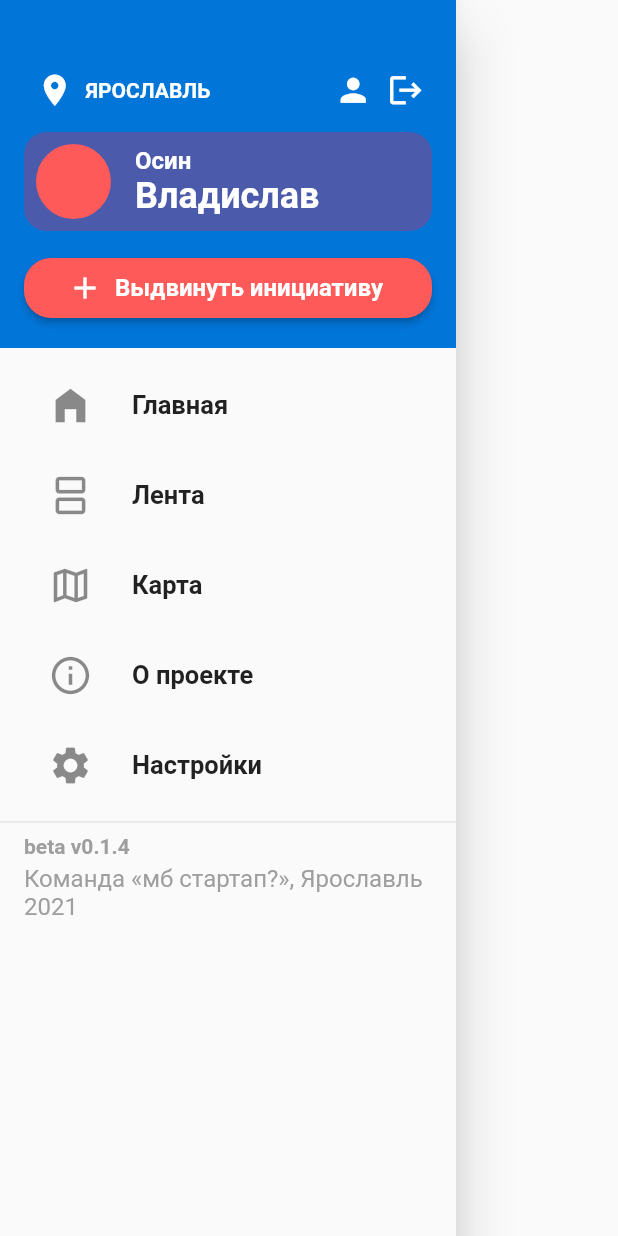
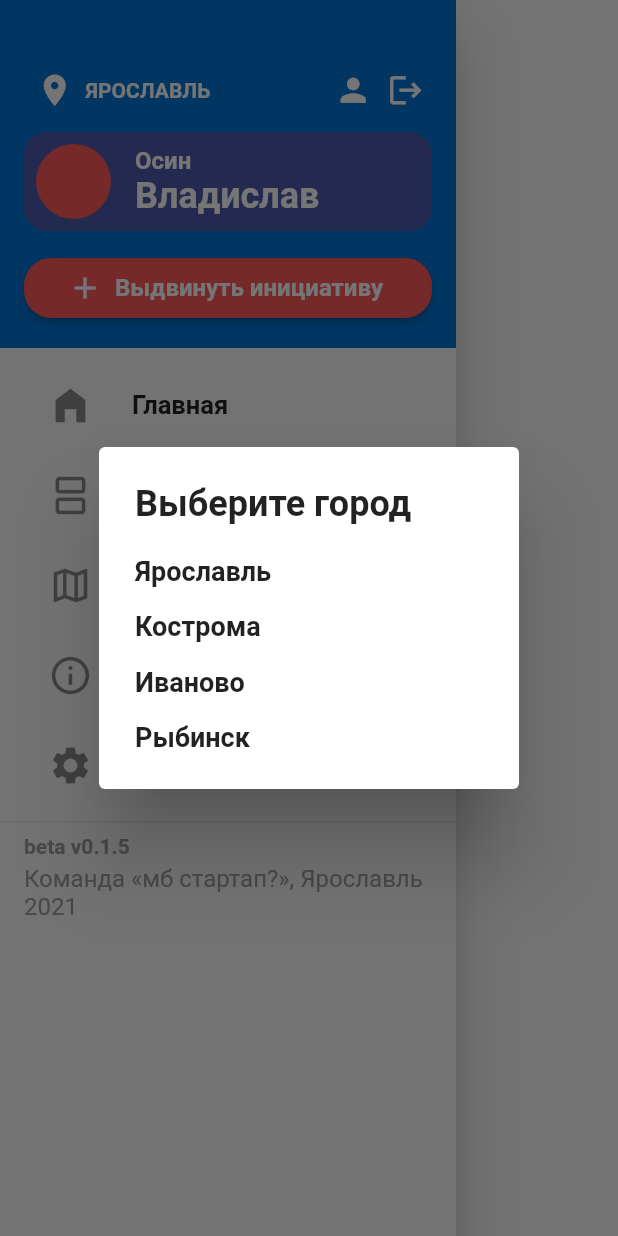
Before and after one commit to mb-startup/initiative_map, a Flutter app: the Menu widget shown alone on an empty page, opened directly with empty values, after a tap on "ЯРОСЛАВЛЬ", on a phone screen of 412 x 824 dp. Run offline on Flutter 3.47's test engine with Material 2 defaults, Android fonts, the phone set to English and light mode, and no system bars; our stand-ins replace carousel_slider, shared_preferences; missing offline and left inert: shared_preferences_web, yandex_mapkit; accounts and stored records are empty.

Commit message:
beta v1.0.5
Исправлена страница настроек
Добавлен дизайн страницы о проекте
Добавлен дизайн выбора города

```diff
--- a/lib/menu/settings.dart
+++ b/lib/menu/settings.dart
@@ -66,6 +66,9 @@ class _SettingsPageState extends State<SettingsPage> {
             ),
           ],
         ),
+        Container(
+          height: 2,
+        ),
         Row(
           children: <Widget>[
             Text("Новые инициативы", style: TextStyle(fontSize: 18, fontWeight: FontWeight.w500),),
@@ -76,6 +79,9 @@ class _SettingsPageState extends State<SettingsPage> {
               onChanged: (bool value) { setState(() { isSwitched = value; }); },
             ),
           ],
+        ),
+        Container(
+          height: 2,
         ),
         Row(
           children: <Widget>[
--- a/lib/ui/menu.dart
+++ b/lib/ui/menu.dart
@@ -15,6 +15,8 @@ class Menu extends StatefulWidget {
 }
 
 class _MenuState extends State<Menu> {
+  String city = "ЯРОСЛАВЛЬ";
+
   @override
   Widget build(BuildContext context) {
     return Drawer(
@@ -61,10 +63,8 @@ class _MenuState extends State<Menu> {
             children: [
               TextButton.icon(
                   icon: Icon(Icons.location_on, size: 25,),
-                  onPressed: () {
-
-                  },
-                  label: Text('ЯРОСЛАВЛЬ', style: TextStyle(fontSize: 14, fontWeight: FontWeight.w600),),
+                  onPressed: _selectCity,
+                  label: Text(city, style: TextStyle(fontSize: 14, fontWeight: FontWeight.w600),),
                   style: ButtonStyle(
                     foregroundColor: MaterialStateProperty.all(Colors.white),
                     overlayColor: MaterialStateProperty.all(Colors.white24),
@@ -199,7 +199,6 @@ class _MenuState extends State<Menu> {
   }
 
   Widget _item({required IconData icon, required String title, required Pages page}) {
-    print(widget.activePage);
     return Container(
       padding: EdgeInsets.only(left: 16.0, right: 16.0, top: 2.0, bottom: 2.0),
       child: Theme(
@@ -230,13 +229,63 @@ class _MenuState extends State<Menu> {
       child: Column(
         crossAxisAlignment: CrossAxisAlignment.start,
         children: <Widget>[
-          Text("beta v0.1.4", style: TextStyle(fontSize: 14, fontWeight: FontWeight.w600, color: Colors.grey),),
+          Text("beta v0.1.5", style: TextStyle(fontSize: 14, fontWeight: FontWeight.w600, color: Colors.grey),),
           Container(
             height: 4,
           ),
           Text("Команда «мб стартап?», Ярославль 2021", style: TextStyle(fontSize: 16, fontWeight: FontWeight.w400, color: Colors.grey),),
         ],
       ),
+    );
+  }
+
+  Future _selectCity() async {
+    return await showDialog(
+        context: context,
+        barrierDismissible: true,
+        builder: (BuildContext context) {
+          return SimpleDialog(
+            title: Text('Выберите город', style: TextStyle(fontSize: 24, fontWeight: FontWeight.bold),),
+            children: [
+              SimpleDialogOption(
+                onPressed: () {
+                  setState(() {
+                    city = "ЯРОСЛАВЛЬ";
+                  });
+                  Navigator.pop(context);
+                },
+                child: Text('Ярославль', style: TextStyle(fontSize: 18, fontWeight: FontWeight.w600)),
+              ),
+              SimpleDialogOption(
+                onPressed: () {
+                  setState(() {
+                    city = "КОСТРОМА";
+                  });
+                  Navigator.pop(context);
+                },
+                child: Text('Кострома', style: TextStyle(fontSize: 18, fontWeight: FontWeight.w600)),
+              ),
+              SimpleDialogOption(
+                onPressed: () {
+                  setState(() {
+                    city = "ИВАНОВО";
+                  });
+                  Navigator.pop(context);
+                },
+                child: Text('Иваново', style: TextStyle(fontSize: 18, fontWeight: FontWeight.w600)),
+              ),
+              SimpleDialogOption(
+                onPressed: () {
+                  setState(() {
+                    city = "РЫБИНСК";
+                  });
+                  Navigator.pop(context);
+                },
+                child: Text('Рыбинск', style: TextStyle(fontSize: 18, fontWeight: FontWeight.w600)),
+              ),
+            ],
+          );
+        }
     );
   }
 }
--- a/pubspec.yaml
+++ b/pubspec.yaml
@@ -46,6 +46,10 @@ flutter:
   assets:
     - assets/image.png
     - assets/vk.svg
+    - assets/photos/1.png
+    - assets/photos/2.png
+    - assets/photos/3.png
+
 
   # An image asset can refer to one or more resolution-specific "variants", see
   # https://flutter.dev/assets-and-images/#resolution-aware.
```
Also changed, not shown: lib/menu/about.dart (+46 -1 lines), assets/photos/1.png (added), assets/photos/2.png (added), assets/photos/3.png (added), pubspec.lock, 1 other file.
